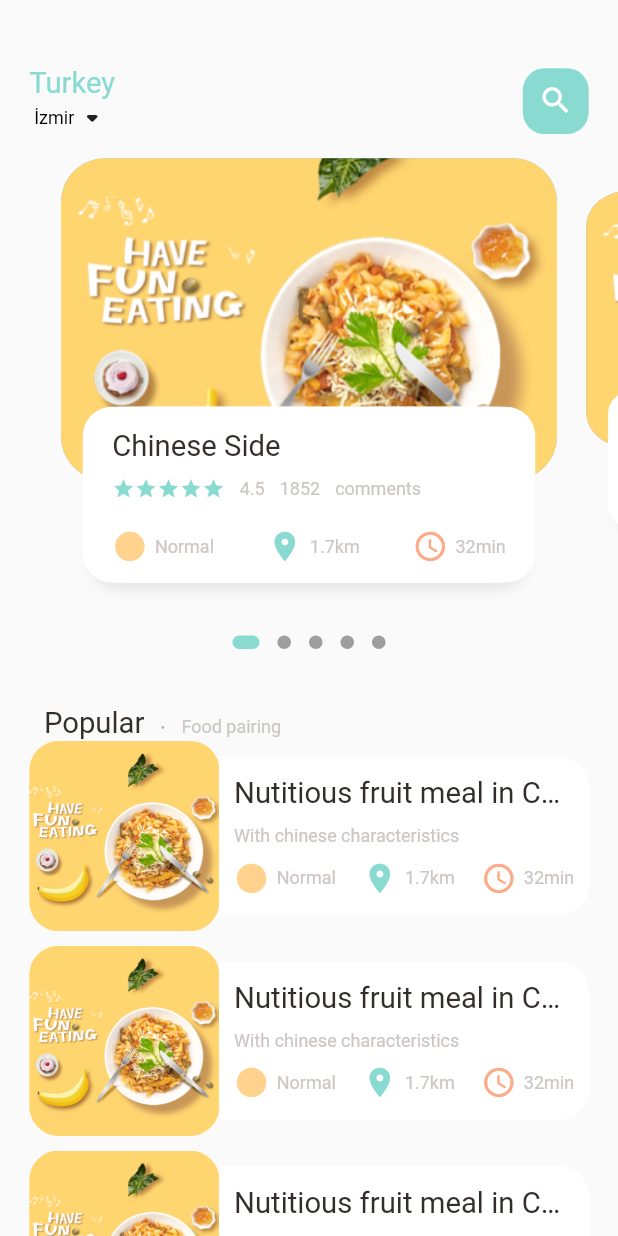
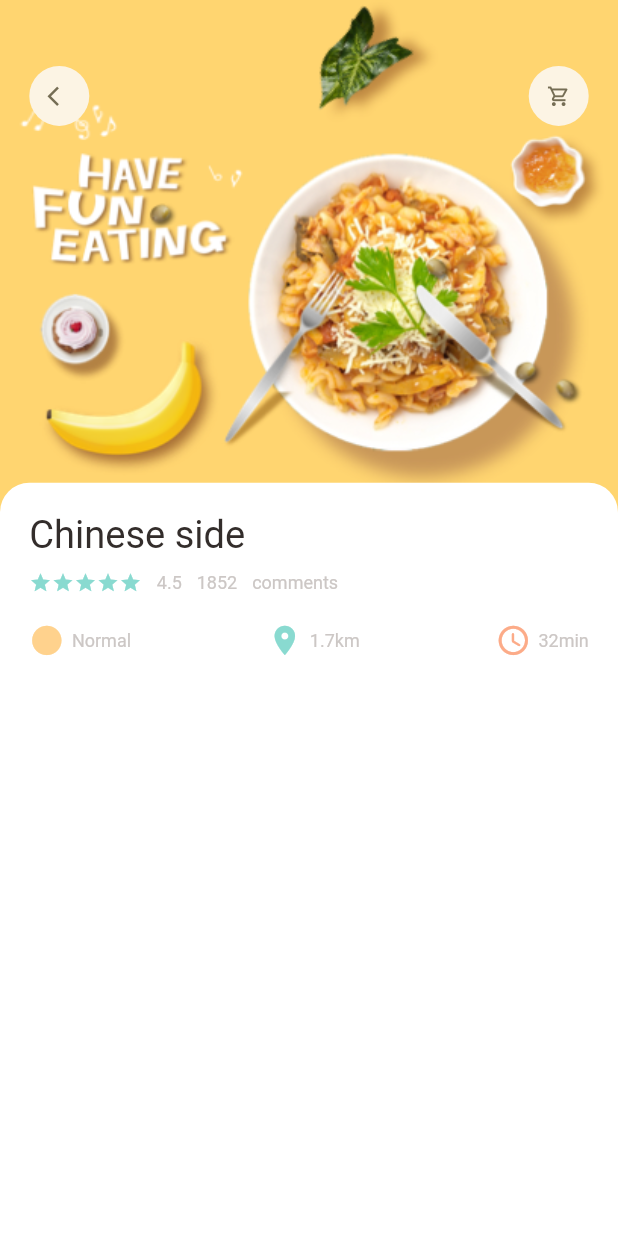
Before and after one commit to bceliktug/flutter_foodmanagement, a Flutter app: the screen it shows after launch, on a phone screen of 412 x 824 dp. Run offline on Flutter 3.47's test engine with Material 2 defaults, Android fonts, the phone set to English and light mode, and no system bars; drawn by our look-alikes of dots_indicator; our stand-ins replace get.

Commit message:
Detail page

```diff
--- a/lib/main.dart
+++ b/lib/main.dart
@@ -1,6 +1,7 @@
 import 'package:flutter/material.dart';
-import 'package:flutter_foodmanagement/home/main_food_page.dart';
 import 'package:get/get.dart';
+
+import 'pages/food_details/popular_food_detail.dart';
 
 void main() {
   runApp(const MyApp());
@@ -18,7 +19,7 @@ class MyApp extends StatelessWidget {
       theme: ThemeData(
         primarySwatch: Colors.blue,
       ),
-      home: MainFoogPage(),
+      home: PopularFoodDetail(),
     );
   }
 }
--- /dev/null
+++ b/lib/pages/food_details/popular_food_detail.dart
@@ -0,0 +1,72 @@
+import 'package:flutter/material.dart';
+import 'package:flutter/widgets.dart';
+import 'package:flutter_foodmanagement/utils/colors.dart';
+import 'package:flutter_foodmanagement/utils/dimensions.dart';
+import 'package:flutter_foodmanagement/widgets/app_colum.dart';
+import 'package:flutter_foodmanagement/widgets/app_icon.dart';
+import 'package:flutter_foodmanagement/widgets/big_text.dart';
+import 'package:flutter_foodmanagement/widgets/icon_and_text.dart';
+import 'package:flutter_foodmanagement/widgets/small_text.dart';
+
+class PopularFoodDetail extends StatelessWidget {
+  const PopularFoodDetail({super.key});
+
+  @override
+  Widget build(BuildContext context) {
+    return Scaffold(
+      body: Stack(
+        children: [
+          Positioned(
+            left: 0,
+            right: 0,
+            child: Container(
+              width: double.maxFinite,
+              height: Dimensions.popularFoodImgSize,
+              decoration: BoxDecoration(
+                image: DecorationImage(
+                  fit: BoxFit.cover,
+                  image: AssetImage("assets/image/food0.png"),
+                ),
+              ),
+            ),
+          ),
+          Positioned(
+            top: Dimensions.height45,
+            left: Dimensions.width20,
+            right: Dimensions.width20,
+            child: Row(
+              mainAxisAlignment: MainAxisAlignment.spaceBetween,
+              children: [
+                AppIcon(icon: Icons.arrow_back_ios),
+                AppIcon(icon: Icons.shopping_cart_outlined)
+              ],
+            ),
+          ),
+          Positioned(
+            left: 0,
+            right: 0,
+            bottom: 0,
+            top: Dimensions.popularFoodImgSize - 20,
+            child: Container(
+              padding: EdgeInsets.only(
+                left: Dimensions.width20,
+                right: Dimensions.width20,
+                top: Dimensions.height20,
+              ),
+              decoration: BoxDecoration(
+                borderRadius: BorderRadius.only(
+                  topRight: Radius.circular(Dimensions.radius20),
+                  topLeft: Radius.circular(Dimensions.radius20),
+                ),
+                color: Colors.white,
+              ),
+              child: AppColumn(
+                text: "Chinese side",
+              ),
+            ),
+          ),
+        ],
+      ),
+    );
+  }
+}
--- a/lib/home/food_page_body.dart
+++ b/lib/pages/home/food_page_body.dart
@@ -2,6 +2,7 @@ import 'package:dots_indicator/dots_indicator.dart';
 import 'package:flutter/material.dart';
 import 'package:flutter_foodmanagement/utils/colors.dart';
 import 'package:flutter_foodmanagement/utils/dimensions.dart';
+import 'package:flutter_foodmanagement/widgets/app_colum.dart';
 import 'package:flutter_foodmanagement/widgets/big_text.dart';
 import 'package:flutter_foodmanagement/widgets/icon_and_text.dart';
 import 'package:flutter_foodmanagement/widgets/small_text.dart';
@@ -17,7 +18,7 @@ class _FoodPageBodyState extends State<FoodPageBody> {
   PageController pageController = PageController(viewportFraction: .85);
   var _currPageValue = 0.0;
   double _scaleFactor = 0.8;
-  double _height = Dimentions.pageViewContainer;
+  double _height = Dimensions.pageViewContainer;
 
   @override
   void initState() {
@@ -42,7 +43,7 @@ class _FoodPageBodyState extends State<FoodPageBody> {
       children: [
         //slider part
         Container(
-          height: Dimentions.pageView,
+          height: Dimensions.pageView,
           child: PageView.builder(
             controller: pageController,
             itemCount: 5,
@@ -64,16 +65,16 @@ class _FoodPageBodyState extends State<FoodPageBody> {
           ),
         ),
         SizedBox(
-          height: Dimentions.height30,
+          height: Dimensions.height30,
         ),
         Container(
-          margin: EdgeInsets.only(left: Dimentions.width30),
+          margin: EdgeInsets.only(left: Dimensions.width30),
           child: Row(
             crossAxisAlignment: CrossAxisAlignment.end,
             children: [
               BigText(text: "Popular"),
               SizedBox(
-                width: Dimentions.width10,
+                width: Dimensions.width10,
               ),
               Container(
                 margin: EdgeInsets.only(bottom: 3),
@@ -83,7 +84,7 @@ class _FoodPageBodyState extends State<FoodPageBody> {
                 ),
               ),
               SizedBox(
-                width: Dimentions.width10,
+                width: Dimensions.width10,
               ),
               Container(
                 margin: EdgeInsets.only(bottom: 2),
@@ -99,17 +100,17 @@ class _FoodPageBodyState extends State<FoodPageBody> {
           itemBuilder: ((context, index) {
             return Container(
               margin: EdgeInsets.only(
-                  left: Dimentions.width20,
-                  right: Dimentions.width20,
-                  bottom: Dimentions.height10),
+                  left: Dimensions.width20,
+                  right: Dimensions.width20,
+                  bottom: Dimensions.height10),
               child: Row(
                 children: [
                   //iamge section
                   Container(
-                    width: Dimentions.lisViewImgSize,
-                    height: Dimentions.lisViewImgSize,
+                    width: Dimensions.lisViewImgSize,
+                    height: Dimensions.lisViewImgSize,
                     decoration: BoxDecoration(
-                      borderRadius: BorderRadius.circular(Dimentions.radius20),
+                      borderRadius: BorderRadius.circular(Dimensions.radius20),
                       color: Colors.white38,
                       image: DecorationImage(
                         fit: BoxFit.cover,
@@ -120,29 +121,29 @@ class _FoodPageBodyState extends State<FoodPageBody> {
                   //text container
                   Expanded(
                     child: Container(
-                      height: Dimentions.lisTextContSize,
+                      height: Dimensions.lisTextContSize,
                       decoration: BoxDecoration(
                         borderRadius: BorderRadius.only(
-                          topRight: Radius.circular(Dimentions.radius20),
-                          bottomRight: Radius.circular(Dimentions.radius20),
+                          topRight: Radius.circular(Dimensions.radius20),
+                          bottomRight: Radius.circular(Dimensions.radius20),
                         ),
                         color: Colors.white,
                       ),
                       child: Padding(
                         padding: EdgeInsets.only(
-                            left: Dimentions.width10,
-                            right: Dimentions.width10),
+                            left: Dimensions.width10,
+                            right: Dimensions.width10),
                         child: Column(
                           crossAxisAlignment: CrossAxisAlignment.start,
                           mainAxisAlignment: MainAxisAlignment.center,
                           children: [
                             BigText(text: "Nutitious fruit meal in China"),
                             SizedBox(
-                              height: Dimentions.height10,
+                              height: Dimensions.height10,
                             ),
                             SmallText(text: "With chinese characteristics"),
                             SizedBox(
-                              height: Dimentions.height10,
+                              height: Dimensions.height10,
                             ),
                             Row(
                               mainAxisAlignment: MainAxisAlignment.spaceBetween,
@@ -206,11 +207,11 @@ class _FoodPageBodyState extends State<FoodPageBody> {
       child: Stack(
         children: [
           Container(
-            height: Dimentions.pageViewContainer,
+            height: Dimensions.pageViewContainer,
             margin: EdgeInsets.only(
-                left: Dimentions.width10, right: Dimentions.width10),
+                left: Dimensions.width10, right: Dimensions.width10),
             decoration: BoxDecoration(
-              borderRadius: BorderRadius.circular(Dimentions.radius30),
+              borderRadius: BorderRadius.circular(Dimensions.radius30),
               color: index.isEven ? Color(0xFF69c5df) : Color(0xFF9294cc),
               image: DecorationImage(
                 fit: BoxFit.cover,
@@ -221,13 +222,13 @@ class _FoodPageBodyState extends State<FoodPageBody> {
           Align(
             alignment: Alignment.bottomCenter,
             child: Container(
-              height: Dimentions.pageViewTextContainer,
+              height: Dimensions.pageViewTextContainer,
               margin: EdgeInsets.only(
-                  left: Dimentions.width30,
-                  right: Dimentions.width30,
-                  bottom: Dimentions.height30),
+                  left: Dimensions.width30,
+                  right: Dimensions.width30,
+                  bottom: Dimensions.height30),
               decoration: BoxDecoration(
-                borderRadius: BorderRadius.circular(Dimentions.radius20),
+                borderRadius: BorderRadius.circular(Dimensions.radius20),
                 color: Colors.white,
                 boxShadow: [
                   BoxShadow(
@@ -247,65 +248,11 @@ class _FoodPageBodyState extends State<FoodPageBody> {
               ),
               child: Container(
                 padding: EdgeInsets.only(
-                    top: Dimentions.height15,
-                    left: Dimentions.height15,
-                    right: Dimentions.height15),
-                child: Column(
-                  crossAxisAlignment: CrossAxisAlignment.start,
-                  children: [
-                    BigText(
-                      text: "Chinese Side",
-                    ),
-                    SizedBox(
-                      height: Dimentions.height10,
-                    ),
-                    Row(
-                      children: [
-                        Wrap(
-                          children: List.generate(
-                            5,
-                            (index) => Icon(
-                              Icons.star,
-                              color: AppColors.mainColor,
-                              size: 15,
-                            ),
-                          ),
-                        ),
-                        SizedBox(
-                          width: 10,
-                        ),
-                        SmallText(text: "4.5"),
-                        SizedBox(
-                          width: 10,
-                        ),
-                        SmallText(text: "1852"),
-                        SizedBox(
-                          width: 10,
-                        ),
-                        SmallText(text: "comments"),
-                      ],
-                    ),
-                    SizedBox(
-                      height: Dimentions.height20,
-                    ),
-                    Row(
-                      mainAxisAlignment: MainAxisAlignment.spaceBetween,
-                      children: [
-                        IconAndTextWidget(
-                            icon: Icons.circle_sharp,
-                            text: "Normal",
-                            iconColor: AppColors.iconColor1),
-                        IconAndTextWidget(
-                            icon: Icons.location_on,
-                            text: "1.7km",
-                            iconColor: AppColors.mainColor),
-                        IconAndTextWidget(
-                            icon: Icons.access_time_rounded,
-                            text: "32min",
-                            iconColor: AppColors.iconColor2),
-                      ],
-                    )
-                  ],
+                    top: Dimensions.height15,
+                    left: Dimensions.height15,
+                    right: Dimensions.height15),
+                child: AppColumn(
+                  text: "Chinese Side",
                 ),
               ),
             ),
--- a/lib/home/main_food_page.dart
+++ b/lib/pages/home/main_food_page.dart
@@ -1,5 +1,5 @@
 import 'package:flutter/material.dart';
-import 'package:flutter_foodmanagement/home/food_page_body.dart';
+import 'package:flutter_foodmanagement/pages/home/food_page_body.dart';
 import 'package:flutter_foodmanagement/utils/colors.dart';
 import 'package:flutter_foodmanagement/utils/dimensions.dart';
 import 'package:flutter_foodmanagement/widgets/big_text.dart';
@@ -22,9 +22,9 @@ class _MainFoogPageState extends State<MainFoogPage> {
           Container(
             child: Container(
               margin: EdgeInsets.only(
-                  top: Dimentions.height45, bottom: Dimentions.height15),
+                  top: Dimensions.height45, bottom: Dimensions.height15),
               padding: EdgeInsets.only(
-                  left: Dimentions.width20, right: Dimentions.width20),
+                  left: Dimensions.width20, right: Dimensions.width20),
               child: Row(
                 mainAxisAlignment: MainAxisAlignment.spaceBetween,
                 children: [
@@ -47,16 +47,16 @@ class _MainFoogPageState extends State<MainFoogPage> {
                   ),
                   Center(
                     child: Container(
-                      width: Dimentions.width45,
-                      height: Dimentions.height45,
+                      width: Dimensions.width45,
+                      height: Dimensions.height45,
                       decoration: BoxDecoration(
                           borderRadius:
-                              BorderRadius.circular(Dimentions.radius15),
+                              BorderRadius.circular(Dimensions.radius15),
                           color: AppColors.mainColor),
                       child: Icon(
                         Icons.search,
                         color: Colors.white,
-                        size: Dimentions.iconSize24,
+                        size: Dimensions.iconSize24,
                       ),
                     ),
                   )
--- a/lib/utils/dimensions.dart
+++ b/lib/utils/dimensions.dart
@@ -1,6 +1,6 @@
 import 'package:get/get.dart';
 
-class Dimentions {
+class Dimensions {
   static double screenHeight = Get.context!.height;
   static double screenWidth = Get.context!.width;
 
@@ -24,6 +24,7 @@ class Dimentions {
 
   //Text font sized
   static double font20 = screenHeight / 42.2;
+  static double font26 = screenHeight / 32.46;
 
   //BorderRadius velues
   static double radius15 = screenHeight / 56.27;
@@ -32,8 +33,12 @@ class Dimentions {
 
 //Icon Size
   static double iconSize24 = screenHeight / 35.17;
+  static double iconSize16 = screenHeight / 52.75;
 
 //list view size
-static double lisViewImgSize = screenWidth / 3.25; //120
-static double lisTextContSize = screenWidth / 3.9; //100
+  static double lisViewImgSize = screenWidth / 3.25; //120
+  static double lisTextContSize = screenWidth / 3.9; //100
+
+//popular food bg img
+  static double popularFoodImgSize = screenHeight / 2.41; //350
 }
--- /dev/null
+++ b/lib/widgets/app_colum.dart
@@ -0,0 +1,78 @@
+import 'package:flutter/foundation.dart';
+import 'package:flutter/material.dart';
+import 'package:flutter/widgets.dart';
+import 'package:flutter_foodmanagement/utils/colors.dart';
+import 'package:flutter_foodmanagement/utils/dimensions.dart';
+import 'package:flutter_foodmanagement/widgets/big_text.dart';
+import 'package:flutter_foodmanagement/widgets/icon_and_text.dart';
+import 'package:flutter_foodmanagement/widgets/small_text.dart';
+
+class AppColumn extends StatelessWidget {
+  final String text;
+  const AppColumn({
+    super.key,
+    required this.text,
+  });
+
+  @override
+  Widget build(BuildContext context) {
+    return Column(
+      crossAxisAlignment: CrossAxisAlignment.start,
+      children: [
+        BigText(
+          text: text,
+          size: Dimensions.font26,
+        ),
+        SizedBox(
+          height: Dimensions.height10,
+        ),
+        Row(
+          children: [
+            Wrap(
+              children: List.generate(
+                5,
+                (index) => Icon(
+                  Icons.star,
+                  color: AppColors.mainColor,
+                  size: 15,
+                ),
+              ),
+            ),
+            SizedBox(
+              width: 10,
+            ),
+            SmallText(text: "4.5"),
+            SizedBox(
+              width: 10,
+            ),
+            SmallText(text: "1852"),
+            SizedBox(
+              width: 10,
+            ),
+            SmallText(text: "comments"),
+          ],
+        ),
+        SizedBox(
+          height: Dimensions.height20,
+        ),
+        Row(
+          mainAxisAlignment: MainAxisAlignment.spaceBetween,
+          children: [
+            IconAndTextWidget(
+                icon: Icons.circle_sharp,
+                text: "Normal",
+                iconColor: AppColors.iconColor1),
+            IconAndTextWidget(
+                icon: Icons.location_on,
+                text: "1.7km",
+                iconColor: AppColors.mainColor),
+            IconAndTextWidget(
+                icon: Icons.access_time_rounded,
+                text: "32min",
+                iconColor: AppColors.iconColor2),
+          ],
+        )
+      ],
+    );
+  }
+}
--- /dev/null
+++ b/lib/widgets/app_icon.dart
@@ -0,0 +1,32 @@
+import 'package:flutter/foundation.dart';
+import 'package:flutter/widgets.dart';
+import 'package:flutter_foodmanagement/utils/dimensions.dart';
+
+class AppIcon extends StatelessWidget {
+  final IconData icon;
+  final Color? backgroundColor;
+  final Color? iconColor;
+  final double size;
+  const AppIcon(
+      {super.key,
+      required this.icon,
+      this.backgroundColor = const Color(0xFFfcf4e4),
+      this.iconColor = const Color(0xFF756d54),
+      this.size = 40});
+
+  @override
+  Widget build(BuildContext context) {
+    return Container(
+      height: size,
+      width: size,
+      decoration: BoxDecoration(
+          borderRadius: BorderRadius.circular(size / 2),
+          color: backgroundColor),
+      child: Icon(
+        icon,
+        color: iconColor,
+        size: Dimensions.iconSize16,
+      ),
+    );
+  }
+}
--- a/lib/widgets/big_text.dart
+++ b/lib/widgets/big_text.dart
@@ -22,7 +22,7 @@ class BigText extends StatelessWidget {
           color: color,
           fontWeight: FontWeight.w400,
           fontFamily: 'Roboto',
-          fontSize: size == 0 ? Dimentions.font20 : size),
+          fontSize: size == 0 ? Dimensions.font20 : size),
     );
   }
 }
--- a/lib/widgets/icon_and_text.dart
+++ b/lib/widgets/icon_and_text.dart
@@ -19,7 +19,7 @@ class IconAndTextWidget extends StatelessWidget {
         Icon(
           icon,
           color: iconColor,
-          size: Dimentions.iconSize24,
+          size: Dimensions.iconSize24,
         ),
         SizedBox(
           width: 5,
--- a/linux/lib/main.dart
+++ b/linux/lib/main.dart
@@ -1,5 +1,5 @@
 import 'package:flutter/material.dart';
-import 'package:flutter_foodmanagement/home/main_food_page.dart';
+import 'package:flutter_foodmanagement/pages/home/main_food_page.dart';
 
 void main() {
   runApp(const MyApp());
```
